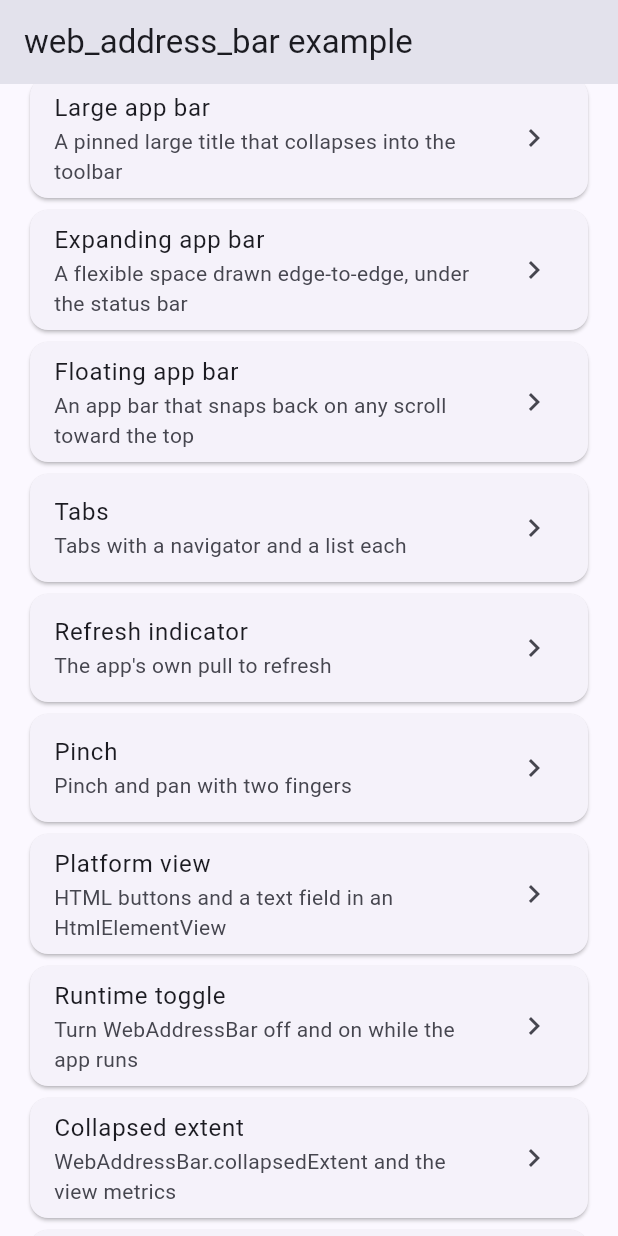
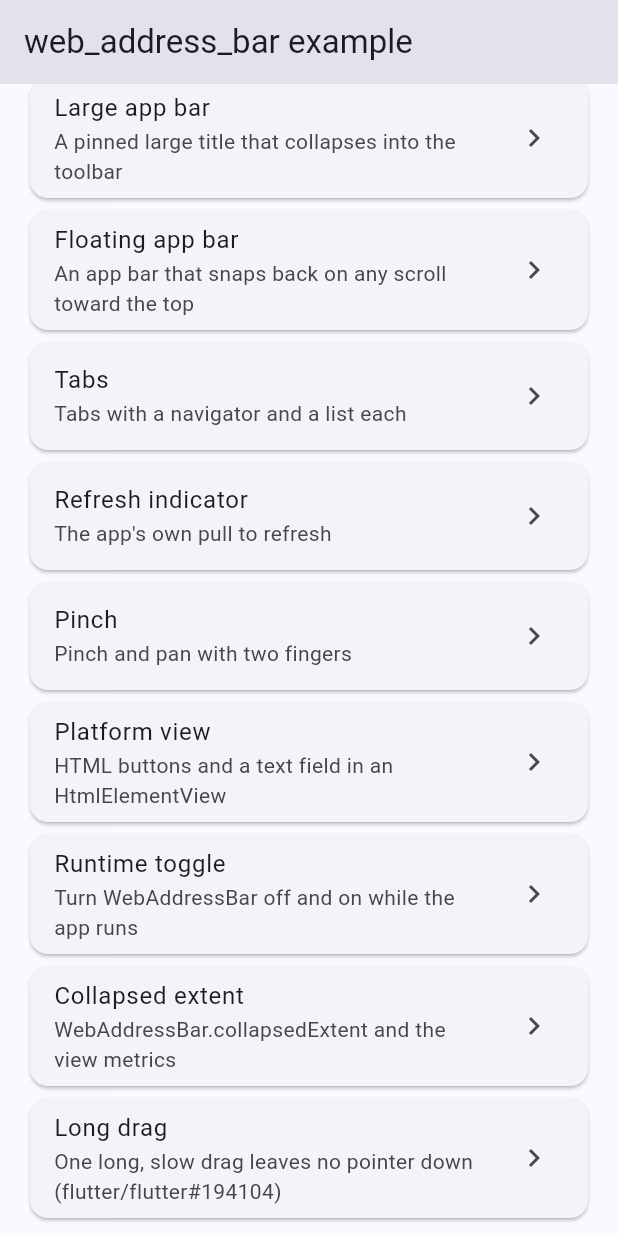
Before and after one commit to koji-1009/web_address_bar, a Flutter app: the screen it shows after launch, scrolled down 384 dp, on a phone screen of 412 x 824 dp. Run offline on Flutter 3.47's test engine with Material 3 defaults, Android fonts, the phone set to English and light mode, and no system bars; our stand-ins replace go_router, material_ui, web; missing offline and left inert: dart:js_interop, dart:ui_web.

Commit message:
chore(example): drop the edge-to-edge screen and keep the page as flutter create makes it
Co-Authored-By: Claude Opus 5.5 <noreply@anthropic.com>

```diff
--- a/example/lib/main.dart
+++ b/example/lib/main.dart
@@ -6,7 +6,6 @@ import 'package:web_address_bar/web_address_bar.dart';
 
 import 'screens/basic_vertical_list.dart';
 import 'screens/collapsed_extent.dart';
-import 'screens/expanding_app_bar.dart';
 import 'screens/floating_app_bar.dart';
 import 'screens/interactive_widgets.dart';
 import 'screens/large_app_bar.dart';
@@ -44,7 +43,6 @@ const Map<String, Widget> screens = <String, Widget>{
   'interactive': InteractiveWidgetsTest(),
   'tap-only': TapOnlyTest(),
   'large-app-bar': LargeAppBarTest(),
-  'expanding-app-bar': ExpandingAppBarTest(),
   'floating-app-bar': FloatingAppBarTest(),
   'tabs': TabsTest(),
   'refresh': RefreshTest(),
@@ -132,12 +130,6 @@ class TestMenu extends StatelessWidget {
             screen: 'large-app-bar',
           ),
           const _TestTile(
-            title: ExpandingAppBarTest.title,
-            subtitle:
-                'A flexible space drawn edge-to-edge, under the status bar',
-            screen: 'expanding-app-bar',
-          ),
-          const _TestTile(
             title: FloatingAppBarTest.title,
             subtitle: 'An app bar that snaps back on any scroll toward the top',
             screen: 'floating-app-bar',
```
Also changed, not shown: example/lib/screens/expanding_app_bar.dart (deleted, +0 -41 lines), 3 other files.
